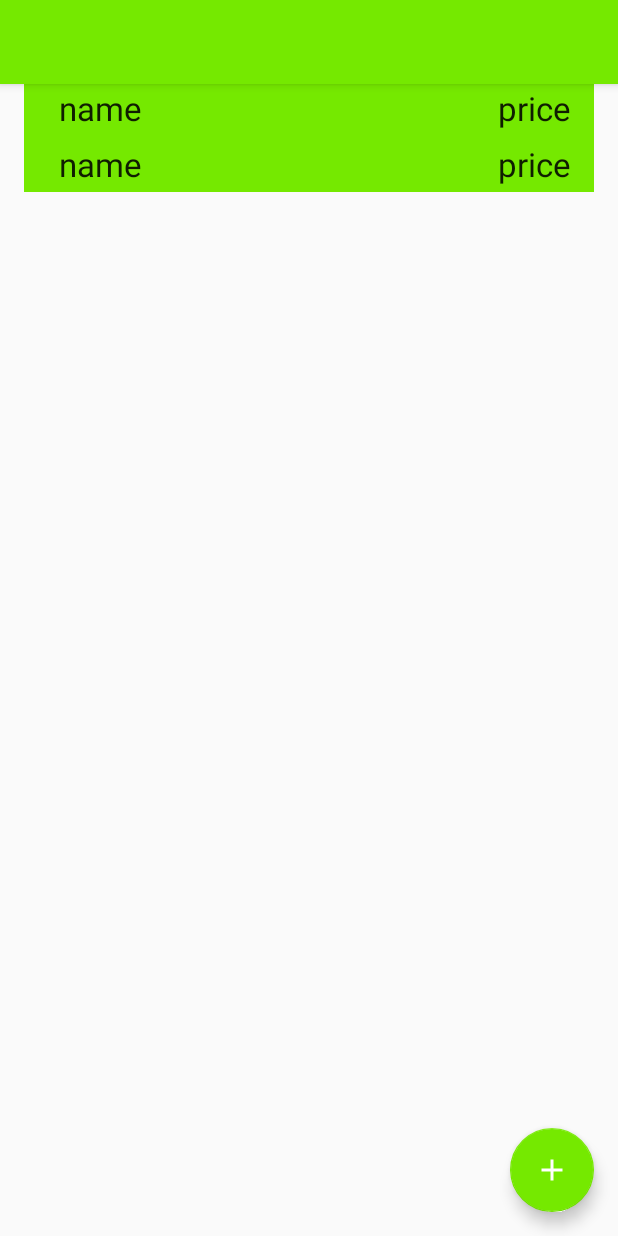
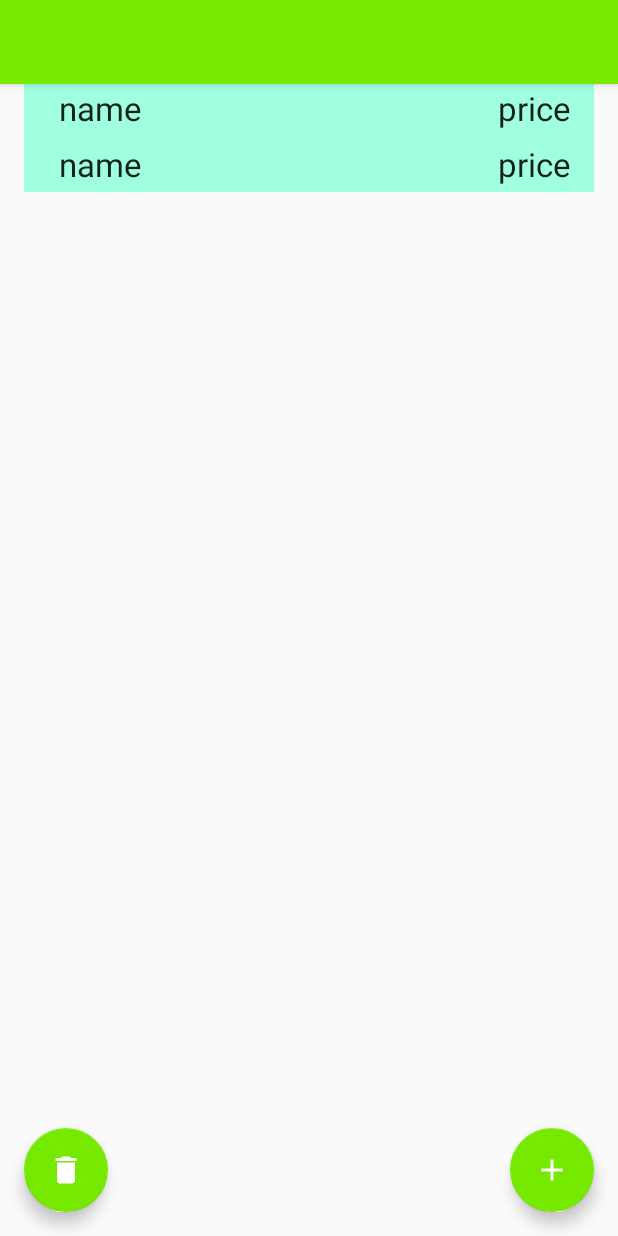
Before and after one commit to russell-knight/cycle-save, an Android app: the layout activity_costs.xml on its own in the app's theme, with its tools: preview values and no code run, on a phone screen of 412 x 824 dp. Run offline under Robolectric (Android 15) with nearby library versions, the light colour scheme and no system bars.

Commit message:
Added AutoCapitalise to Add Cost inputs

```diff
--- a/app/src/main/java/android/example/cyclesave/AddCost.kt
+++ b/app/src/main/java/android/example/cyclesave/AddCost.kt
@@ -52,8 +52,8 @@ class AddCost : AppCompatActivity() {
             finish()
         }
 
-        // Date Dialog View
-        val myFormat = "dd/MM/yyyy" // mention the format you need
+        // Date Dialog View to display calendar and format date
+        val myFormat = "dd/MM/yyyy"
         val textView: TextView = findViewById(R.id.editText_date)
         textView.text = SimpleDateFormat(myFormat).format(System.currentTimeMillis())
 
--- /dev/null
+++ b/app/src/main/res/drawable/ic_delete_white_24dp.xml
@@ -0,0 +1,5 @@
+<vector android:height="24dp" android:tint="#FFFFFF"
+    android:viewportHeight="24.0" android:viewportWidth="24.0"
+    android:width="24dp" xmlns:android="http://schemas.android.com/apk/res/android">
+    <path android:fillColor="#FF000000" android:pathData="M6,19c0,1.1 0.9,2 2,2h8c1.1,0 2,-0.9 2,-2V7H6v12zM19,4h-3.5l-1,-1h-5l-1,1H5v2h14V4z"/>
+</vector>
--- a/app/src/main/res/layout/activity_add_cost.xml
+++ b/app/src/main/res/layout/activity_add_cost.xml
@@ -15,7 +15,7 @@
         android:layout_margin="10dp"
         android:hint="@string/editText_name"
         android:importantForAutofill="no"
-        android:inputType="text" />
+        android:inputType="textCapSentences" />
 
     <EditText
         android:id="@+id/editText_price"
--- a/app/src/main/res/layout/activity_costs.xml
+++ b/app/src/main/res/layout/activity_costs.xml
@@ -22,7 +22,7 @@ tools:context=".CostsActivity">
     app:layout_constraintTop_toTopOf="parent" />
 
 <com.google.android.material.floatingactionbutton.FloatingActionButton
-    android:id="@+id/fab"
+    android:id="@+id/fabAdd"
     app:layout_constraintBottom_toBottomOf="parent"
     app:layout_constraintEnd_toEndOf="parent"
     android:layout_width="wrap_content"
@@ -31,4 +31,14 @@ tools:context=".CostsActivity">
     android:contentDescription="@string/add_cost"
     android:src="@drawable/ic_add_white_24dp"/>
 
+<com.google.android.material.floatingactionbutton.FloatingActionButton
+    android:id="@+id/fabDeleteAll"
+    app:layout_constraintBottom_toBottomOf="parent"
+    app:layout_constraintStart_toStartOf="parent"
+    android:layout_width="wrap_content"
+    android:layout_height="wrap_content"
+    android:layout_margin="16dp"
+    android:contentDescription="@string/add_cost"
+    android:src="@drawable/ic_delete_white_24dp"/>
+
 </androidx.constraintlayout.widget.ConstraintLayout>
--- a/app/src/main/res/layout/recyclerview_item.xml
+++ b/app/src/main/res/layout/recyclerview_item.xml
@@ -2,7 +2,7 @@
 <RelativeLayout xmlns:android="http://schemas.android.com/apk/res/android"
     android:layout_width="match_parent"
     android:layout_height="wrap_content"
-    android:background="@color/colorPrimary"
+    android:background="@color/colorPrimaryLight"
     android:orientation="horizontal">
 
     <TextView
```
Also changed, not shown: app/src/main/java/android/example/cyclesave/CostsActivity.kt (+9 -7 lines), app/src/main/java/android/example/cyclesave/DateTypeConverter.kt (deleted, +0 -16 lines), gradle/wrapper/gradle-wrapper.properties.
